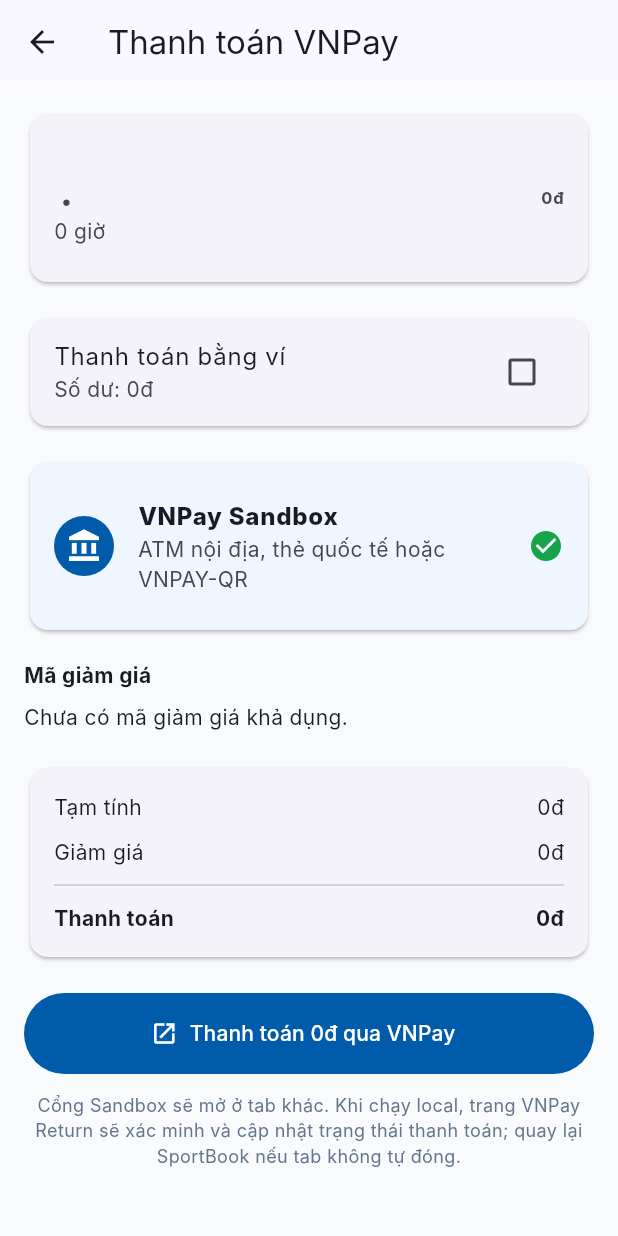
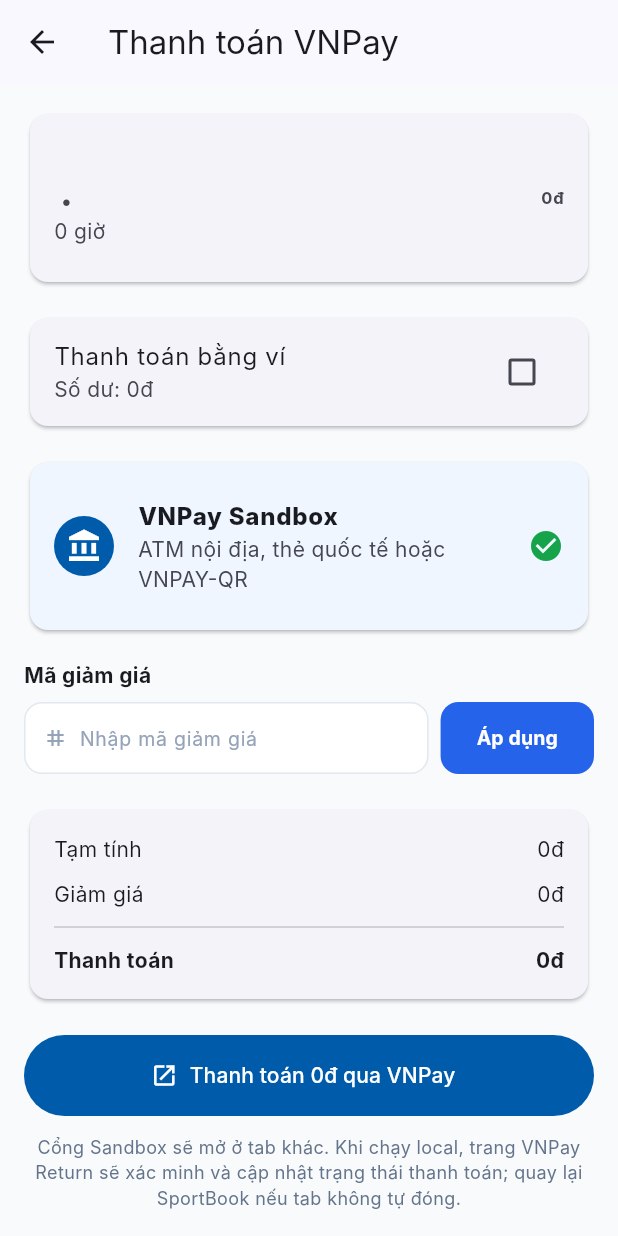
Before and after one commit to kiet493/Sportbook, a Flutter app: the PaymentPage screen opened directly with empty values, on a phone screen of 412 x 824 dp. Run offline on Flutter 3.47's test engine with Material 3 defaults, Android fonts, the phone set to English and light mode, and no system bars; our stand-ins replace cloud_firestore, cloud_functions, firebase_auth, firebase_core, firebase_storage, flutter_riverpod and 1 more; accounts and stored records are empty; Roboto replaces fonts that are missing (Inter).

Commit message:
tich hop o nhap va ap dung ma giam gia o trang thanh toan

```diff
--- a/lib/views/payment/payment_page.dart
+++ b/lib/views/payment/payment_page.dart
@@ -33,6 +33,13 @@
   Coupon? _coupon;
   String? _launchError;
   bool _useWallet = false;
+  final _couponController = TextEditingController();
+
+  @override
+  void dispose() {
+    _couponController.dispose();
+    super.dispose();
+  }
 
   CourtBooking? get _booking => widget.bookings.firstOrNull;
 
@@ -98,6 +105,109 @@
     setState(() {
       _launchError = 'Không thể mở cổng VNPay. Vui lòng cho phép mở tab mới.';
     });
+  }
+
+  void _applyManualCoupon(List<Coupon> items) {
+    final code = _couponController.text.trim().toUpperCase();
+    if (code.isEmpty) {
+      setState(() {
+        _coupon = null;
+        _launchError = null;
+      });
+      return;
+    }
+    final matched = items.cast<Coupon?>().firstWhere(
+      (item) => item?.code == code,
+      orElse: () => null,
+    );
+    if (matched != null) {
+      if (!matched.isApplicableTo(_subtotal, DateTime.now())) {
+        setState(() {
+          _coupon = null;
+          _launchError = 'Mã giảm giá không áp dụng cho đơn hàng này (tối thiểu ${formatVnd(matched.minOrder)}đ).';
+        });
+      } else {
+        setState(() {
+          _coupon = matched;
+          _launchError = null;
+        });
+      }
+    } else {
+      setState(() {
+        _coupon = null;
+        _launchError = 'Mã giảm giá không hợp lệ hoặc đã hết hạn.';
+      });
+    }
+  }
+
+  Widget _buildCouponInput(List<Coupon> items) {
+    final checkout = ref.watch(vnpayCheckoutProvider);
+    final session = checkout.valueOrNull;
+
+    return Row(
+      children: [
+        Expanded(
+          child: Container(
+            height: 48,
+            decoration: BoxDecoration(
+              color: Colors.white,
+              borderRadius: BorderRadius.circular(12),
+              border: Border.all(color: const Color(0xFFE2E8F0)),
+            ),
+            padding: const EdgeInsets.symmetric(horizontal: 12),
+            child: Row(
+              children: [
+                const Icon(Icons.tag, color: Color(0xFF94A3B8), size: 16),
+                const SizedBox(width: 8),
+                Expanded(
+                  child: TextField(
+                    controller: _couponController,
+                    style: const TextStyle(
+                      fontSize: 13,
+                      fontWeight: FontWeight.bold,
+                      color: Color(0xFF0F172A),
+                    ),
+                    decoration: const InputDecoration(
+                      hintText: 'Nhập mã giảm giá',
+                      hintStyle: TextStyle(
+                        color: Color(0xFF94A3B8),
+                        fontSize: 13,
+                        fontWeight: FontWeight.normal,
+                      ),
+                      border: InputBorder.none,
+                    ),
+                    textCapitalization: TextCapitalization.characters,
+                    enabled: session == null && !checkout.isLoading,
+                  ),
+                ),
+              ],
+            ),
+          ),
+        ),
+        const SizedBox(width: 8),
+        ElevatedButton(
+          onPressed: session != null || checkout.isLoading
+              ? null
+              : () => _applyManualCoupon(items),
+          style: ElevatedButton.styleFrom(
+            backgroundColor: const Color(0xFF2563EB),
+            foregroundColor: Colors.white,
+            elevation: 0,
+            minimumSize: const Size(80, 48),
+            shape: RoundedRectangleBorder(
+              borderRadius: BorderRadius.circular(12),
+            ),
+          ),
+          child: const Text(
+            "Áp dụng",
+            style: TextStyle(
+              fontSize: 13,
+              fontWeight: FontWeight.bold,
+            ),
+          ),
+        ),
+      ],
+    );
   }
 
   @override
@@ -171,10 +281,29 @@
           const SizedBox(height: 8),
           coupons.when(
             loading: () => const Center(child: CircularProgressIndicator()),
-            error: (_, _) => const Text('Không tải được coupon.'),
-            data: (items) => items.isEmpty
-                ? const Text('Chưa có mã giảm giá khả dụng.')
-                : Wrap(
+            error: (_, _) => Column(
+              crossAxisAlignment: CrossAxisAlignment.stretch,
+              children: [
+                const Text(
+                  'Không tải được coupon tự động từ server. Bạn có thể tự nhập mã.',
+                  style: TextStyle(color: Color(0xFF64748B), fontSize: 12),
+                ),
+                const SizedBox(height: 8),
+                _buildCouponInput(const []),
+              ],
+            ),
+            data: (items) => Column(
+              crossAxisAlignment: CrossAxisAlignment.stretch,
+              children: [
+                _buildCouponInput(items),
+                if (items.isNotEmpty) ...[
+                  const SizedBox(height: 10),
+                  const Text(
+                    'Hoặc chọn từ danh sách:',
+                    style: TextStyle(color: Color(0xFF64748B), fontSize: 12),
+                  ),
+                  const SizedBox(height: 6),
+                  Wrap(
                     spacing: 8,
                     runSpacing: 8,
                     children: [
@@ -186,15 +315,22 @@
                               ? null
                               : (_) {
                                   setState(() {
-                                    _coupon = _coupon?.id == item.id
-                                        ? null
-                                        : item;
+                                    if (_coupon?.id == item.id) {
+                                      _coupon = null;
+                                      _couponController.clear();
+                                    } else {
+                                      _coupon = item;
+                                      _couponController.text = item.code;
+                                    }
                                     _launchError = null;
                                   });
                                 },
                         ),
                     ],
                   ),
+                ],
+              ],
+            ),
           ),
           const SizedBox(height: 20),
           Card(
```
